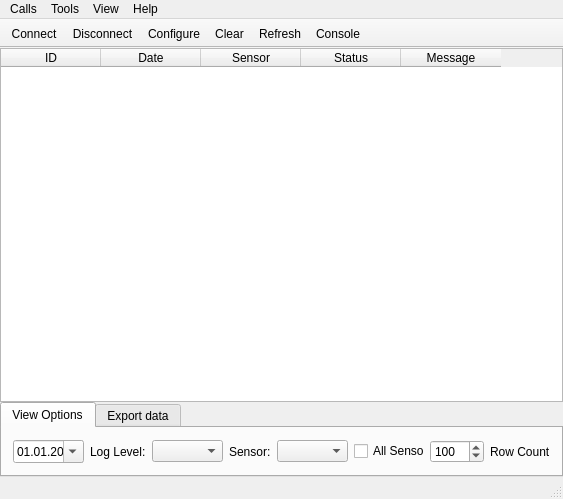
Before: the Qt Designer form mainwindow.ui in kot9pa/com-monitor, drawn with Qt 5.
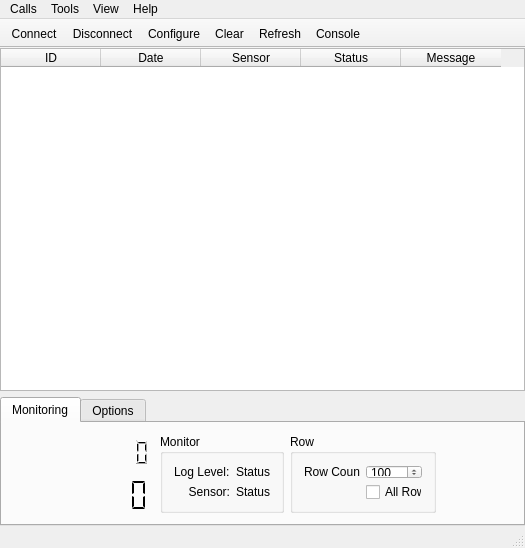
After: the same form once the commit is applied. The open tabs and pages were chosen to show the change. Icons and pictures are not drawn.

```diff
--- a/mainwindow.ui
+++ b/mainwindow.ui
@@ -9,8 +9,8 @@
    <rect>
     <x>0</x>
     <y>0</y>
-    <width>563</width>
-    <height>499</height>
+    <width>525</width>
+    <height>548</height>
    </rect>
   </property>
   <property name="sizePolicy">
@@ -21,8 +21,8 @@
   </property>
   <property name="minimumSize">
    <size>
-    <width>563</width>
-    <height>499</height>
+    <width>0</width>
+    <height>0</height>
    </size>
   </property>
   <property name="maximumSize">
@@ -50,10 +50,7 @@
    <property name="layoutDirection">
     <enum>Qt::LeftToRight</enum>
    </property>
-   <layout class="QVBoxLayout" name="verticalLayout_2">
-    <property name="spacing">
-     <number>0</number>
-    </property>
+   <layout class="QVBoxLayout" name="verticalLayout">
     <property name="leftMargin">
      <number>0</number>
     </property>
@@ -67,18 +64,16 @@
      <number>0</number>
     </property>
     <item>
-     <layout class="QVBoxLayout" name="verticalLayout">
-      <property name="spacing">
-       <number>0</number>
-      </property>
-      <item>
        <widget class="QTableWidget" name="tableWidget">
         <property name="minimumSize">
          <size>
           <width>441</width>
-          <height>341</height>
-         </size>
-        </property>
+        <height>340</height>
+       </size>
+      </property>
+      <property name="contextMenuPolicy">
+       <enum>Qt::CustomContextMenu</enum>
+      </property>
         <property name="sizeAdjustPolicy">
          <enum>QAbstractScrollArea::AdjustToContentsOnFirstShow</enum>
         </property>
@@ -152,8 +147,14 @@
         </property>
         <property name="minimumSize">
          <size>
-          <width>441</width>
-          <height>71</height>
+        <width>525</width>
+        <height>127</height>
+       </size>
+      </property>
+      <property name="maximumSize">
+       <size>
+        <width>16777215</width>
+        <height>129</height>
          </size>
         </property>
         <property name="currentIndex">
@@ -164,59 +165,160 @@
         </property>
         <widget class="QWidget" name="log">
          <attribute name="title">
-          <string>View Options</string>
-         </attribute>
-         <layout class="QHBoxLayout" name="horizontalLayout">
-          <item>
-           <widget class="QDateTimeEdit" name="dateTimeEdit">
-            <property name="displayFormat">
-             <string>dd.MM.yyyy</string>
-            </property>
-            <property name="calendarPopup">
-             <bool>true</bool>
-            </property>
-           </widget>
-          </item>
-          <item>
+        <string>Monitoring</string>
+       </attribute>
+       <layout class="QGridLayout" name="gridLayout_3">
+        <item row="0" column="3" rowspan="2">
+         <spacer name="horizontalSpacer">
+          <property name="orientation">
+           <enum>Qt::Horizontal</enum>
+          </property>
+          <property name="sizeHint" stdset="0">
+           <size>
+            <width>87</width>
+            <height>68</height>
+           </size>
+          </property>
+         </spacer>
+        </item>
+        <item row="1" column="0">
+         <widget class="QLCDNumber" name="timeCurrent">
+          <property name="minimumSize">
+           <size>
+            <width>141</width>
+            <height>0</height>
+           </size>
+          </property>
+          <property name="font">
+           <font>
+            <weight>50</weight>
+            <bold>false</bold>
+           </font>
+          </property>
+          <property name="frameShape">
+           <enum>QFrame::NoFrame</enum>
+          </property>
+          <property name="frameShadow">
+           <enum>QFrame::Raised</enum>
+          </property>
+          <property name="lineWidth">
+           <number>1</number>
+          </property>
+          <property name="midLineWidth">
+           <number>0</number>
+          </property>
+          <property name="smallDecimalPoint">
+           <bool>false</bool>
+          </property>
+          <property name="digitCount">
+           <number>8</number>
+          </property>
+          <property name="segmentStyle">
+           <enum>QLCDNumber::Flat</enum>
+          </property>
+          <property name="value" stdset="0">
+           <double>0.000000000000000</double>
+          </property>
+         </widget>
+        </item>
+        <item row="0" column="0">
+         <widget class="QLCDNumber" name="dateCurrent">
+          <property name="minimumSize">
+           <size>
+            <width>141</width>
+            <height>0</height>
+           </size>
+          </property>
+          <property name="frameShape">
+           <enum>QFrame::NoFrame</enum>
+          </property>
+          <property name="frameShadow">
+           <enum>QFrame::Raised</enum>
+          </property>
+          <property name="lineWidth">
+           <number>1</number>
+          </property>
+          <property name="midLineWidth">
+           <number>0</number>
+          </property>
+          <property name="smallDecimalPoint">
+           <bool>false</bool>
+          </property>
+          <property name="digitCount">
+           <number>10</number>
+          </property>
+          <property name="segmentStyle">
+           <enum>QLCDNumber::Filled</enum>
+          </property>
+          <property name="value" stdset="0">
+           <double>0.000000000000000</double>
+          </property>
+         </widget>
+        </item>
+        <item row="0" column="1" rowspan="2">
+         <widget class="QGroupBox" name="status">
+          <property name="title">
+           <string>Monitor</string>
+          </property>
+          <layout class="QGridLayout" name="gridLayout_2">
+           <item row="0" column="0">
            <widget class="QLabel" name="loglevelLabel">
             <property name="text">
              <string>Log Level:</string>
             </property>
            </widget>
           </item>
-          <item>
-           <widget class="QComboBox" name="logLevelBox">
-            <property name="sizeAdjustPolicy">
-             <enum>QComboBox::AdjustToContentsOnFirstShow</enum>
+           <item row="0" column="1">
+            <widget class="QLabel" name="loglevelStatus">
+             <property name="text">
+              <string>Status</string>
             </property>
            </widget>
           </item>
-          <item>
+           <item row="1" column="0">
            <widget class="QLabel" name="sensorLabel">
+             <property name="layoutDirection">
+              <enum>Qt::LeftToRight</enum>
+             </property>
             <property name="text">
              <string>Sensor:</string>
             </property>
-           </widget>
-          </item>
-          <item>
-           <widget class="QComboBox" name="sensorBox">
-            <property name="enabled">
-             <bool>true</bool>
-            </property>
-            <property name="sizeAdjustPolicy">
-             <enum>QComboBox::AdjustToContentsOnFirstShow</enum>
-            </property>
-           </widget>
-          </item>
-          <item>
-           <widget class="QCheckBox" name="sensorCheck">
+             <property name="alignment">
+              <set>Qt::AlignRight|Qt::AlignTrailing|Qt::AlignVCenter</set>
+             </property>
+            </widget>
+           </item>
+           <item row="1" column="1">
+            <widget class="QLabel" name="sensorStatus">
+             <property name="text">
+              <string>Status</string>
+             </property>
+            </widget>
+           </item>
+          </layout>
+         </widget>
+        </item>
+        <item row="0" column="2" rowspan="2">
+         <widget class="QGroupBox" name="row">
+          <property name="maximumSize">
+           <size>
+            <width>146</width>
+            <height>83</height>
+           </size>
+          </property>
+          <property name="title">
+           <string>Row</string>
+          </property>
+          <layout class="QGridLayout" name="gridLayout">
+           <item row="0" column="0">
+            <widget class="QLabel" name="rowCountLabel">
             <property name="text">
-             <string>All Sensors</string>
+              <string>Row Count:</string>
             </property>
            </widget>
           </item>
-          <item>
-           <widget class="QSpinBox" name="rowCount">
+           <item row="0" column="1">
+            <widget class="QSpinBox" name="rowCountSet">
             <property name="maximum">
              <number>9999</number>
             </property>
@@ -225,34 +327,131 @@
             </property>
            </widget>
           </item>
-          <item>
-           <widget class="QLabel" name="rowCountLabel">
-            <property name="text">
-             <string>Row Count</string>
-            </property>
-           </widget>
-          </item>
-          <item>
-           <spacer name="horizontalSpacer">
+           <item row="1" column="0">
+            <spacer name="horizontalSpacer_3">
             <property name="orientation">
              <enum>Qt::Horizontal</enum>
             </property>
             <property name="sizeHint" stdset="0">
              <size>
-              <width>40</width>
+               <width>54</width>
               <height>20</height>
              </size>
             </property>
            </spacer>
           </item>
-         </layout>
-        </widget>
-        <widget class="QWidget" name="export_2">
+           <item row="1" column="1">
+            <widget class="QCheckBox" name="rowCheckAll">
+             <property name="text">
+              <string>All Rows</string>
+             </property>
+            </widget>
+           </item>
+          </layout>
+         </widget>
+        </item>
+       </layout>
+      </widget>
+      <widget class="QWidget" name="exportTab">
          <attribute name="title">
-          <string>Export data</string>
-         </attribute>
-         <layout class="QHBoxLayout" name="horizontalLayout_2">
-          <item>
+        <string>Options</string>
+       </attribute>
+       <layout class="QGridLayout" name="gridLayout_4">
+        <item row="0" column="0">
+         <widget class="QLabel" name="label">
+          <property name="text">
+           <string>From:</string>
+          </property>
+          <property name="alignment">
+           <set>Qt::AlignRight|Qt::AlignTrailing|Qt::AlignVCenter</set>
+          </property>
+         </widget>
+        </item>
+        <item row="1" column="1">
+         <widget class="QDateTimeEdit" name="dateTimeTo">
+          <property name="displayFormat">
+           <string>dd.MM.yyyy</string>
+          </property>
+          <property name="calendarPopup">
+           <bool>true</bool>
+          </property>
+         </widget>
+        </item>
+        <item row="0" column="2">
+         <widget class="QLabel" name="logBoxLabel_2">
+          <property name="text">
+           <string>Log Level:</string>
+          </property>
+         </widget>
+        </item>
+        <item row="0" column="3">
+         <widget class="QComboBox" name="logBoxSet">
+          <property name="sizeAdjustPolicy">
+           <enum>QComboBox::AdjustToContentsOnFirstShow</enum>
+          </property>
+         </widget>
+        </item>
+        <item row="1" column="2">
+         <widget class="QLabel" name="sensorLabel_2">
+          <property name="text">
+           <string>Sensor:</string>
+          </property>
+          <property name="alignment">
+           <set>Qt::AlignRight|Qt::AlignTrailing|Qt::AlignVCenter</set>
+          </property>
+         </widget>
+        </item>
+        <item row="1" column="3">
+         <widget class="QComboBox" name="sensorBoxSet">
+          <property name="enabled">
+           <bool>true</bool>
+          </property>
+          <property name="sizeAdjustPolicy">
+           <enum>QComboBox::AdjustToContentsOnFirstShow</enum>
+          </property>
+         </widget>
+        </item>
+        <item row="1" column="0">
+         <widget class="QLabel" name="label_2">
+          <property name="text">
+           <string>To:</string>
+          </property>
+          <property name="alignment">
+           <set>Qt::AlignRight|Qt::AlignTrailing|Qt::AlignVCenter</set>
+          </property>
+         </widget>
+        </item>
+        <item row="1" column="4">
+         <widget class="QCheckBox" name="sensorCheckAll">
+          <property name="text">
+           <string>All Sensors</string>
+          </property>
+         </widget>
+        </item>
+        <item row="0" column="6" rowspan="2">
+         <spacer name="horizontalSpacer_4">
+          <property name="orientation">
+           <enum>Qt::Horizontal</enum>
+          </property>
+          <property name="sizeHint" stdset="0">
+           <size>
+            <width>85</width>
+            <height>48</height>
+           </size>
+          </property>
+         </spacer>
+        </item>
+        <item row="0" column="1">
+         <widget class="QDateTimeEdit" name="dateTimeFrom">
+          <property name="displayFormat">
+           <string>dd.MM.yyyy</string>
+          </property>
+          <property name="calendarPopup">
+           <bool>true</bool>
+          </property>
+         </widget>
+        </item>
+        <item row="0" column="5" rowspan="2">
            <widget class="QPushButton" name="exportButton">
             <property name="text">
              <string>Export</string>
@@ -282,8 +481,6 @@
          </layout>
         </widget>
        </widget>
-      </item>
-     </layout>
     </item>
    </layout>
   </widget>
@@ -292,7 +489,7 @@
     <rect>
      <x>0</x>
      <y>0</y>
-     <width>563</width>
+     <width>525</width>
      <height>21</height>
     </rect>
    </property>
```
Left out of the diff: 67 changed lines with no effect on the pictures. Lines whose indentation alone changed are shown as unchanged.
